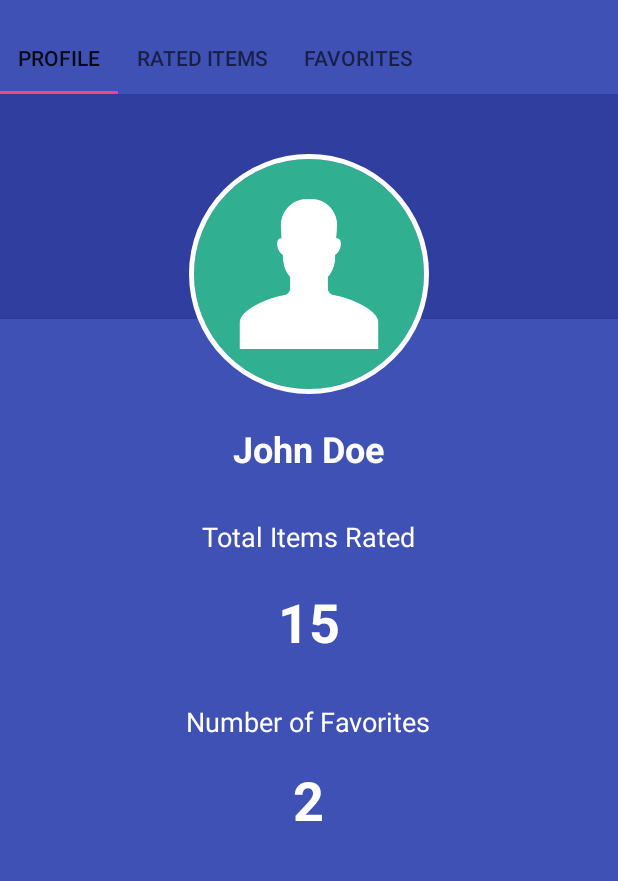
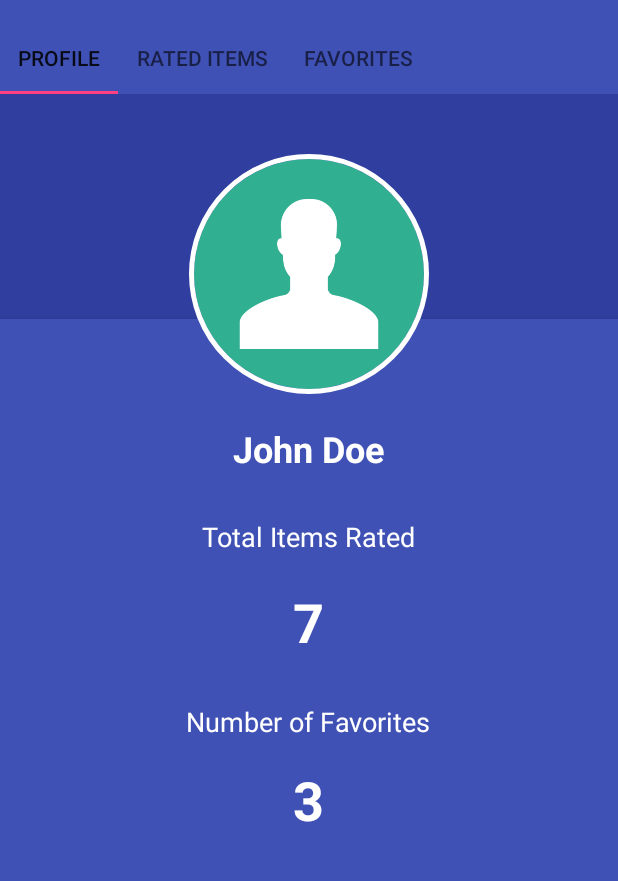
Before and after one commit to OS-Dev/RateIt, an Android app: the ProfileFragment screen opened directly, with no data from a screen before it, on a phone screen of 412 x 824 dp, the part 62-943 px from its top. Run offline under Robolectric (Android 15) with nearby library versions, the phone set to English and light mode, and no system bars; our stand-ins replace CircleImageView.

Commit message:
spoofed profile functionality.

```diff
--- a/app/src/main/java/csc472/depaul/edu/rateit/ProductActivity.java
+++ b/app/src/main/java/csc472/depaul/edu/rateit/ProductActivity.java
@@ -41,7 +41,7 @@ public class ProductActivity extends AppCompatActivity{
         });
         //Add Favorite Button
         Button favButton = findViewById(R.id.favorite_button);
-        profileButton.setOnClickListener(new View.OnClickListener() {
+        favButton.setOnClickListener(new View.OnClickListener() {
             @Override
             public void onClick(View v) {//
                //profile.addFavorite(product);
--- a/app/src/main/res/layout/fragment_profile2.xml
+++ b/app/src/main/res/layout/fragment_profile2.xml
@@ -80,7 +80,7 @@
                     android:layout_height="wrap_content"
                     android:layout_centerHorizontal="true"
                     android:layout_marginTop="20sp"
-                    android:text="15"
+                    android:text="7"
                     android:textColor="#fff"
                     android:textSize="36sp"
                     android:textStyle="bold"
@@ -103,7 +103,7 @@
                     android:layout_height="wrap_content"
                     android:layout_centerHorizontal="true"
                     android:layout_marginTop="15sp"
-                    android:text="2"
+                    android:text="3"
                     android:textColor="#fff"
                     android:textSize="36sp"
                     android:textStyle="bold"
```
